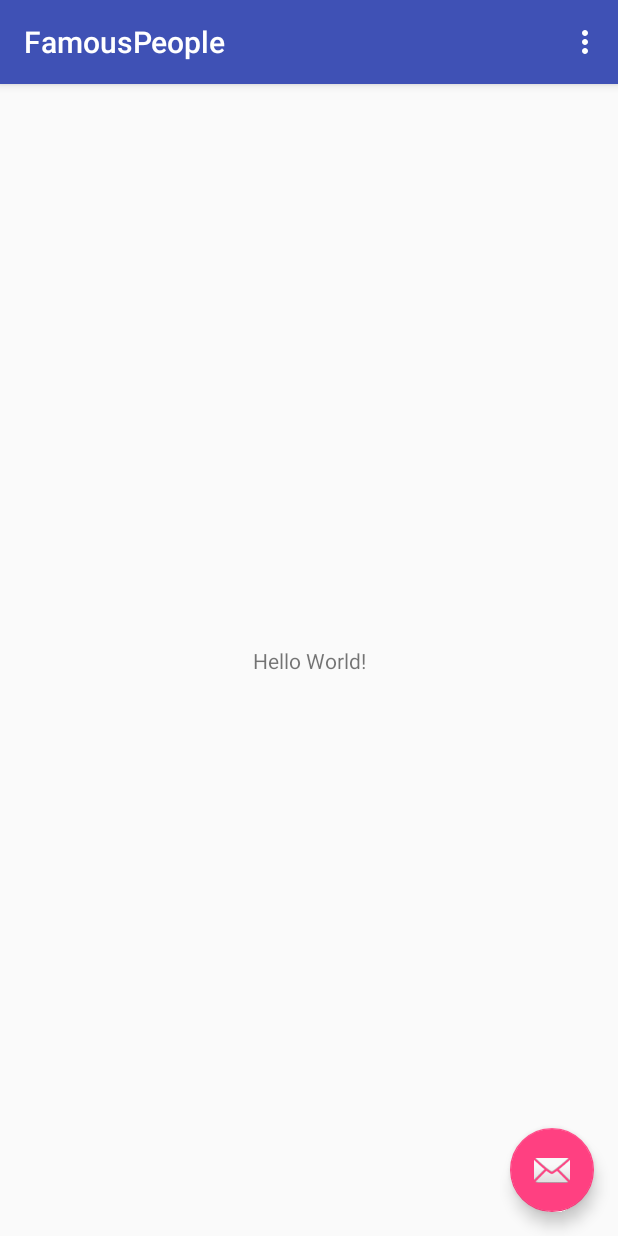
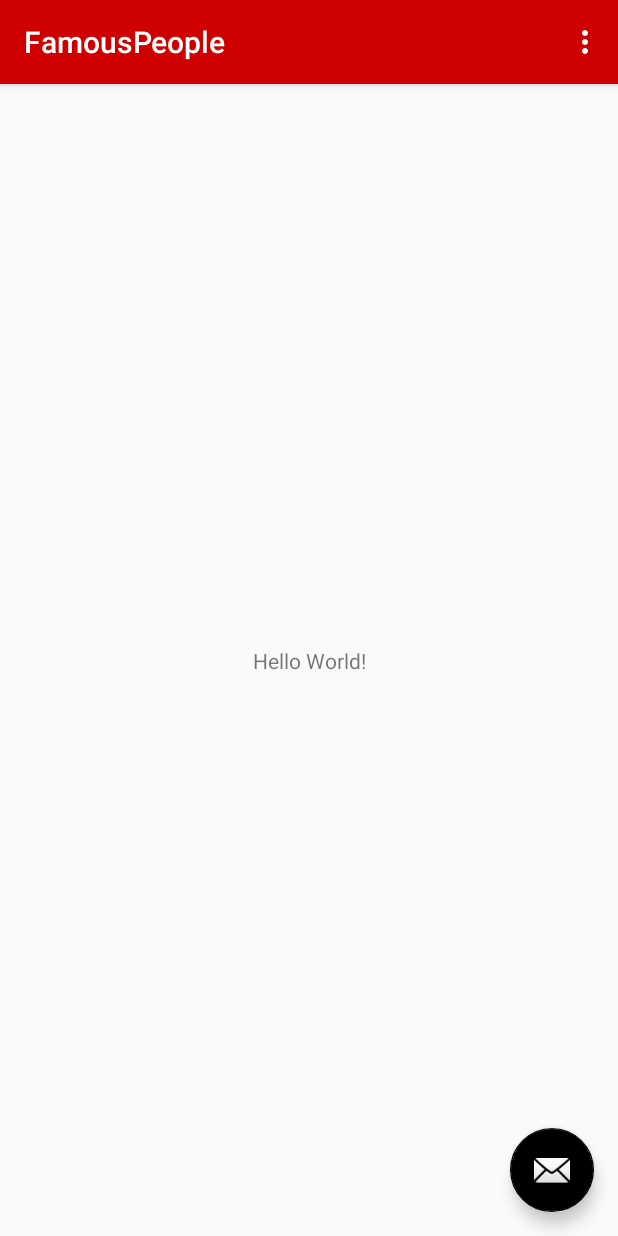
Before and after one commit to danielmalone/FamousPeople, an Android app: the screen it shows after launch (MainActivity), on a phone screen of 412 x 824 dp. Run offline under Robolectric (Android 15) with nearby library versions, the phone set to English and light mode, and no system bars.

Commit message:
setup colors

```diff
--- a/app/src/main/res/values/colors.xml
+++ b/app/src/main/res/values/colors.xml
@@ -1,6 +1,6 @@
 <?xml version="1.0" encoding="utf-8"?>
 <resources>
-    <color name="colorPrimary">#3F51B5</color>
-    <color name="colorPrimaryDark">#303F9F</color>
-    <color name="colorAccent">#FF4081</color>
+    <color name="colorPrimary">#CE0000</color>
+    <color name="colorPrimaryDark">#a90000</color>
+    <color name="colorAccent">#000000</color>
 </resources>
```
